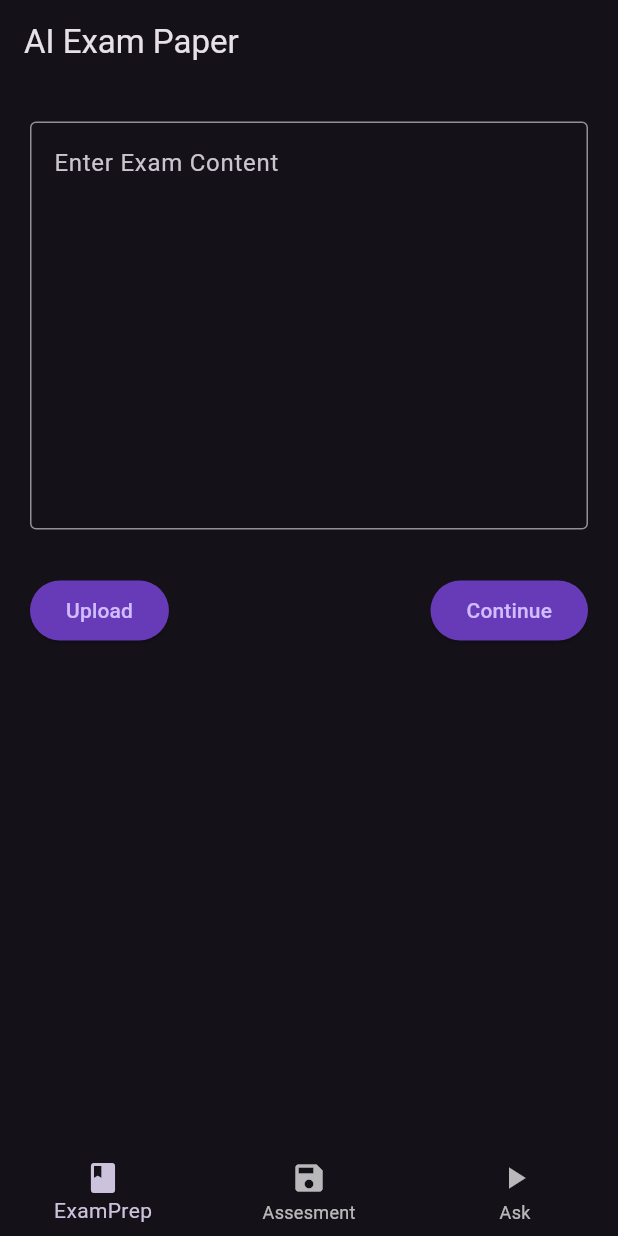
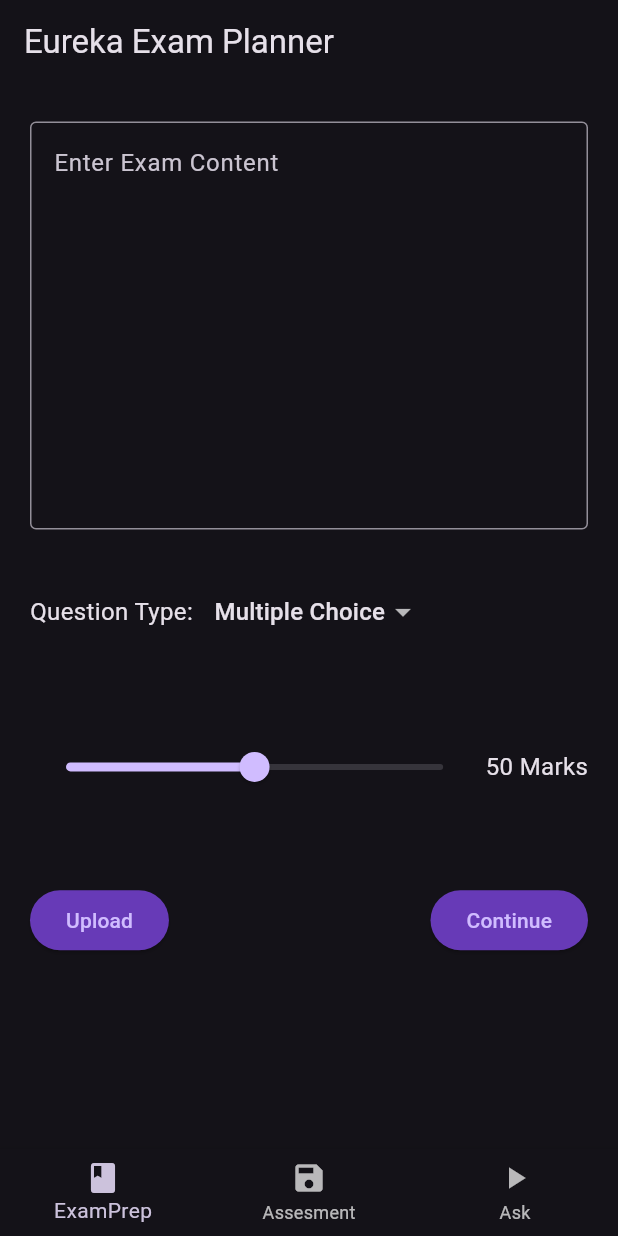
Before and after one commit to rufaromugabe/eureka, a Flutter app: the screen it shows after launch, on a phone screen of 412 x 824 dp. Run offline on Flutter 3.47's test engine with Material 3 defaults, Android fonts, the light colour scheme and no system bars; our stand-ins replace file_picker, flutter_markdown, google_generative_ai; missing offline and left inert: docx_to_text.

Commit message:
Fine tuning

```diff
--- a/lib/examscreen.dart
+++ b/lib/examscreen.dart
@@ -4,6 +4,9 @@ import 'package:docx_to_text/docx_to_text.dart';
 import 'package:eureka/examhandler.dart';
 import 'package:flutter/material.dart';
 import 'package:file_picker/file_picker.dart';
+
+double currentSliderValue = 50;
+String dropdownValue = 'Multiple Choice';
 
 class ExamScreen extends StatefulWidget {
   @override
@@ -39,7 +42,7 @@ class _ExamScreenState extends State<ExamScreen> {
   build(BuildContext context) {
     return Scaffold(
         appBar: AppBar(
-          title: Text('AI Exam Paper'),
+          title: Text('Eureka Exam Planner'),
         ),
         body: Padding(
           padding: const EdgeInsets.all(20.0),
@@ -59,6 +62,67 @@ class _ExamScreenState extends State<ExamScreen> {
                 height: 30,
               ),
               Row(
+                children: [
+                  Text(
+                    'Question Type: ',
+                    style: TextStyle(fontSize: 16),
+                  ),
+                  DropdownButton<String>(
+                    value: dropdownValue,
+                    iconSize: 24,
+                    elevation: 16,
+                    padding: EdgeInsets.symmetric(horizontal: 10, vertical: 1),
+                    borderRadius: BorderRadius.all(Radius.circular(20)),
+                    focusColor: Color.fromARGB(255, 1, 4, 19),
+                    dropdownColor: Color.fromARGB(255, 1, 4, 19),
+                    underline: Container(
+                        decoration: BoxDecoration(color: Colors.blue)),
+                    onChanged: (String? newValue) {
+                      setState(() {
+                        dropdownValue = newValue!;
+                      });
+                    },
+                    items: <String>[
+                      'Multiple Choice',
+                      'True or False',
+                      'Short Answer',
+                      'Essay'
+                    ].map<DropdownMenuItem<String>>((String value) {
+                      return DropdownMenuItem<String>(
+                        value: value,
+                        child: Text(value),
+                      );
+                    }).toList(),
+                  ),
+                ],
+              ),
+              Expanded(
+                child: Row(
+                  mainAxisAlignment: MainAxisAlignment.spaceAround,
+                  children: [
+                    Expanded(
+                      child: Slider(
+                        value: currentSliderValue,
+                        min: 0,
+                        max: 100,
+                        divisions: 100,
+                        label: currentSliderValue.round().toString(),
+                        onChanged: (double value) {
+                          setState(() {
+                            currentSliderValue = value;
+                          });
+                        },
+                      ),
+                    ),
+                    Text(
+                      ' ${currentSliderValue.round()} Marks',
+                      style: TextStyle(fontSize: 16),
+                    ),
+                  ],
+                ),
+              ),
+              Flexible(
+                child: Row(
                   mainAxisAlignment: MainAxisAlignment.spaceBetween,
                   children: [
                     ElevatedButton(
@@ -82,6 +146,7 @@ class _ExamScreenState extends State<ExamScreen> {
                         child: Text('Continue')),
                   ],
                 ),
+              ),
             ],
           ),
         ),
--- a/lib/main.dart
+++ b/lib/main.dart
@@ -12,6 +12,7 @@ class MyApp extends StatelessWidget {
   @override
   Widget build(BuildContext context) {
     return MaterialApp(
+      debugShowCheckedModeBanner: false,
       title: 'AI Exam planner',
       theme: ThemeData.dark(useMaterial3: true),
       home: ExamScreen(),
```
Also changed, not shown: lib/examhandler.dart (+31 -32 lines). Lines whose indentation alone changed are shown as unchanged.
